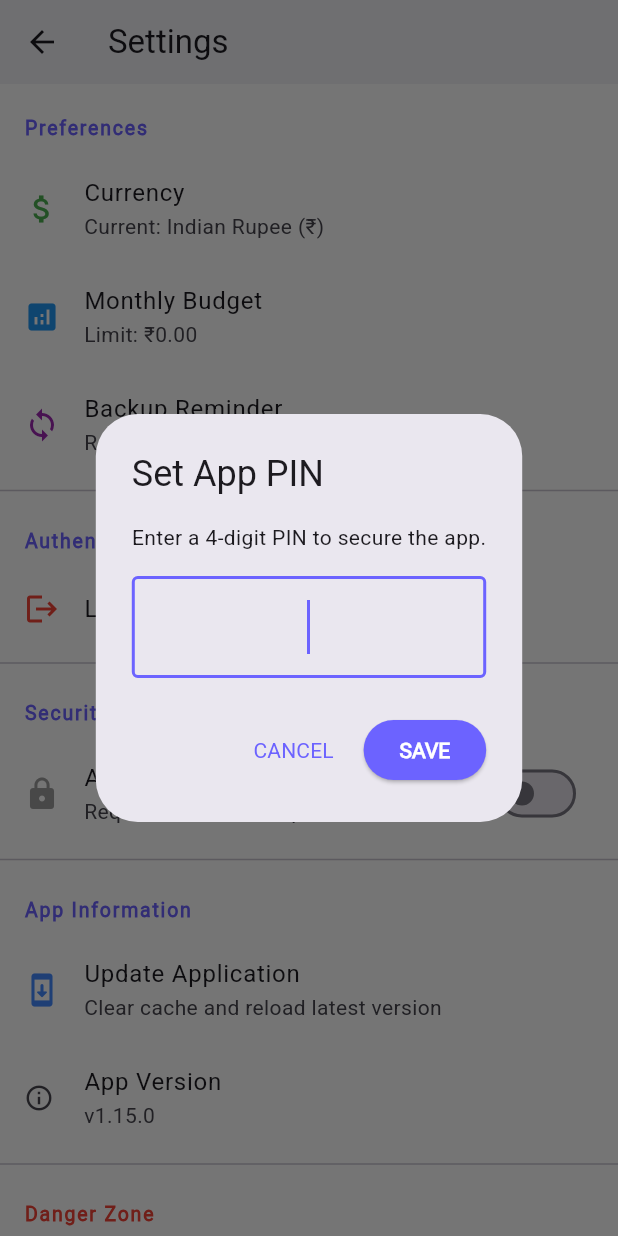
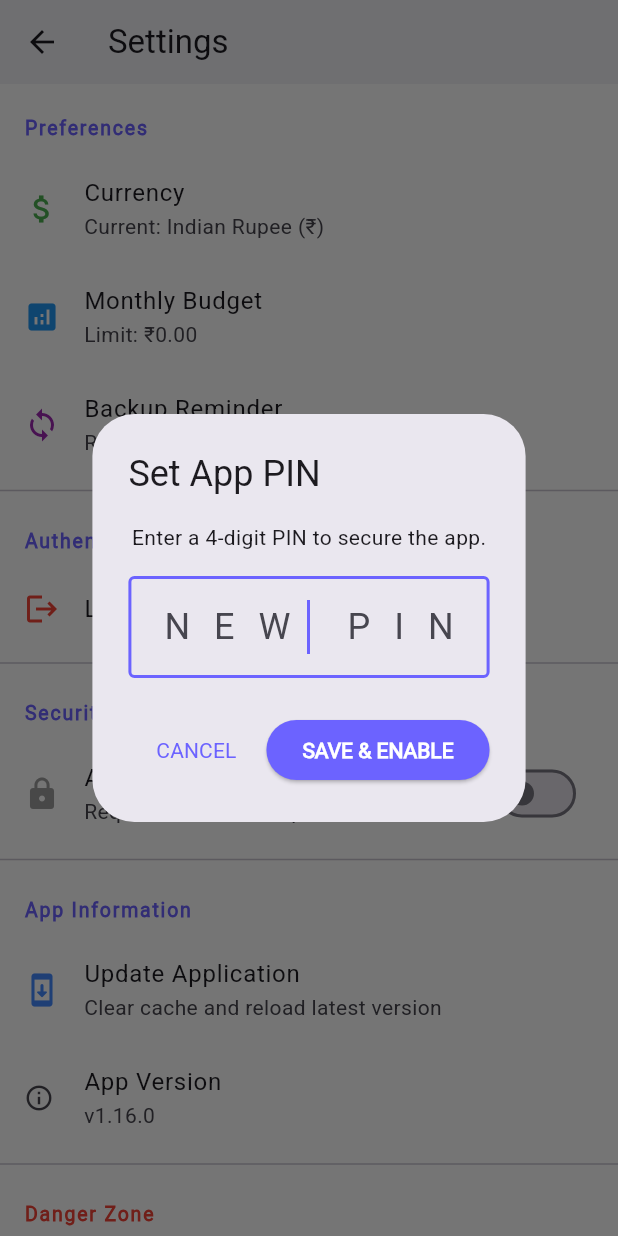
Before and after one commit to dheeraj29/samriddhiflow, a Flutter app: the screen it shows once a user with an empty profile is signed in, item 4 of the bottom bar chosen, scrolled down 1152 dp, after a tap on "App Lock (PIN)", on a phone screen of 412 x 824 dp. Run offline on Flutter 3.47's test engine with Material 3 defaults, Android fonts, the light colour scheme and no system bars; our stand-ins replace cloud_firestore, connectivity_plus, file_picker, firebase_auth, firebase_core, fl_chart and 5 more; missing offline and left inert: dart:js_interop, excel; accounts and stored records are empty; network calls fail.

Commit message:
Fix for pin issues, reccuring payment and others

```diff
--- a/lib/core/app_constants.dart
+++ b/lib/core/app_constants.dart
@@ -1,5 +1,5 @@
 class AppConstants {
   static const String appName = 'Samriddhi Flow';
   static const String appTagline = 'Your Premium Finance Companion';
-  static const String appVersion = 'v1.15.0';
+  static const String appVersion = 'v1.16.0';
 }
--- a/lib/screens/settings_screen.dart
+++ b/lib/screens/settings_screen.dart
@@ -297,13 +297,7 @@ class _SettingsScreenState extends ConsumerState<SettingsScreen> {
             value: _isAppLockEnabled,
             onChanged: (val) async {
               if (val) {
-                final storage = ref.read(storageServiceProvider);
-                if (storage.getAppPin() == null) {
-                  _showSetPinDialog(context);
-                } else {
-                  setState(() => _isAppLockEnabled = true);
-                  await storage.setAppLockEnabled(true);
-                }
+                _showSetPinDialog(context);
               } else {
                 final verified = await _showVerifyPinDialog(context);
                 if (verified) {
@@ -1328,16 +1322,21 @@ class _SettingsScreenState extends ConsumerState<SettingsScreen> {
   }
 
   void _showSetPinDialog(BuildContext context) {
+    final storage = ref.read(storageServiceProvider);
+    final currentPin = storage.getAppPin();
     final controller = TextEditingController();
+
     showDialog(
       context: context,
       barrierDismissible: false,
       builder: (context) => AlertDialog(
-        title: const Text("Set App PIN"),
+        title: Text(currentPin == null ? "Set App PIN" : "Setup App Lock"),
         content: Column(
           mainAxisSize: MainAxisSize.min,
           children: [
-            const Text("Enter a 4-digit PIN to secure the app."),
+            Text(currentPin == null
+                ? "Enter a 4-digit PIN to secure the app."
+                : "You have an existing PIN. Do you want to use it or set a new one?"),
             const SizedBox(height: 16),
             TextField(
               controller: controller,
@@ -1349,6 +1348,7 @@ class _SettingsScreenState extends ConsumerState<SettingsScreen> {
               inputFormatters: [FilteringTextInputFormatter.digitsOnly],
               decoration: const InputDecoration(
                 counterText: "",
+                hintText: "NEW PIN",
                 border: OutlineInputBorder(),
               ),
               autofocus: true,
@@ -1360,22 +1360,36 @@ class _SettingsScreenState extends ConsumerState<SettingsScreen> {
             onPressed: () => Navigator.pop(context),
             child: const Text("CANCEL"),
           ),
+          if (currentPin != null)
+            ElevatedButton(
+              onPressed: () async {
+                await storage.setAppLockEnabled(true);
+                setState(() => _isAppLockEnabled = true);
+                if (context.mounted) {
+                  Navigator.pop(context);
+                  ScaffoldMessenger.of(context).showSnackBar(
+                    const SnackBar(content: Text("App Lock Enabled")),
+                  );
+                }
+              },
+              style: ElevatedButton.styleFrom(backgroundColor: Colors.grey),
+              child: const Text("USE EXISTING"),
+            ),
           ElevatedButton(
             onPressed: () async {
               if (controller.text.length == 4) {
-                final storage = ref.read(storageServiceProvider);
                 await storage.setAppPin(controller.text);
                 await storage.setAppLockEnabled(true);
                 setState(() => _isAppLockEnabled = true);
                 if (context.mounted) {
                   Navigator.pop(context);
                   ScaffoldMessenger.of(context).showSnackBar(
-                    const SnackBar(content: Text("PIN Set Successfully")),
+                    const SnackBar(content: Text("PIN Saved & Locked")),
                   );
                 }
               }
             },
-            child: const Text("SAVE"),
+            child: const Text("SAVE & ENABLE"),
           ),
         ],
       ),
--- a/pubspec.yaml
+++ b/pubspec.yaml
@@ -1,7 +1,7 @@
 name: samriddhi_flow
 description: Samriddhi Flow - Premium personal finance and smart budgeting PWA.
 publish_to: 'none'
-version: 1.15.0
+version: 1.16.0
 
 environment:
   sdk: '>=3.3.0 <4.0.0'
```
Also changed, not shown: lib/screens/add_transaction_screen.dart (+17 -0 lines), lib/screens/app_lock_screen.dart (+27 -18 lines), lib/models/account.g.dart, 1 other file.
